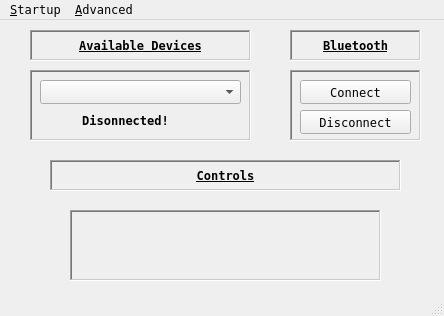
Qt form phoneaudiolink.ui (PolymorphicAgent/PhoneAudioLink) before a commit.
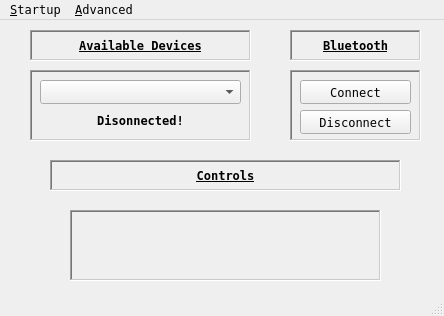
The same form after that commit. Icons and pictures are not drawn. Custom widgets are drawn as their Qt base class.

Commit message: add info button

Patch:
```diff
--- a/phoneaudiolink.ui
+++ b/phoneaudiolink.ui
@@ -162,9 +162,9 @@
     <widget class="QLabel" name="dcLabel">
      <property name="geometry">
       <rect>
-       <x>20</x>
+       <x>50</x>
        <y>40</y>
-       <width>151</width>
+       <width>121</width>
        <height>21</height>
       </rect>
      </property>
@@ -190,7 +190,7 @@
     <widget class="QPushButton" name="refresh">
      <property name="geometry">
       <rect>
-       <x>170</x>
+       <x>180</x>
        <y>40</y>
        <width>21</width>
        <height>21</height>
```
Left out of the diff: 19 changed lines with no effect on the pictures. The commit also changes 2 other files.
